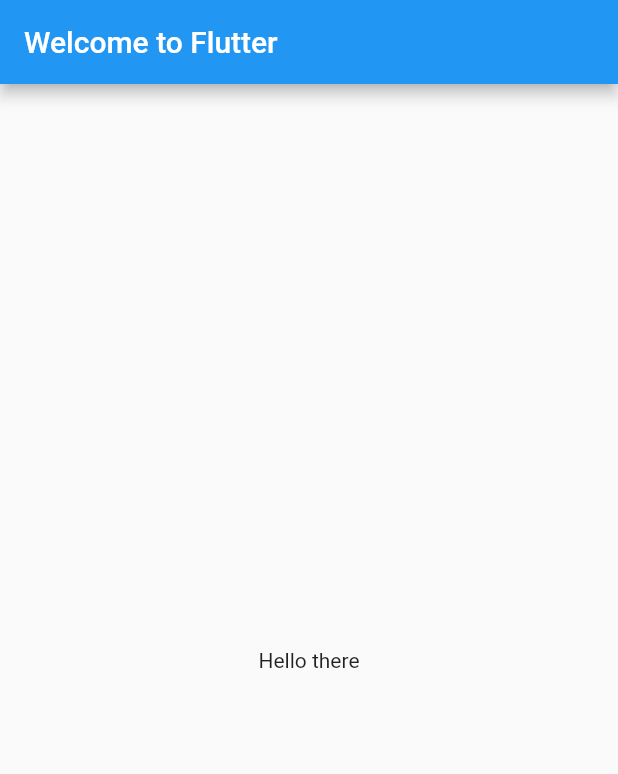
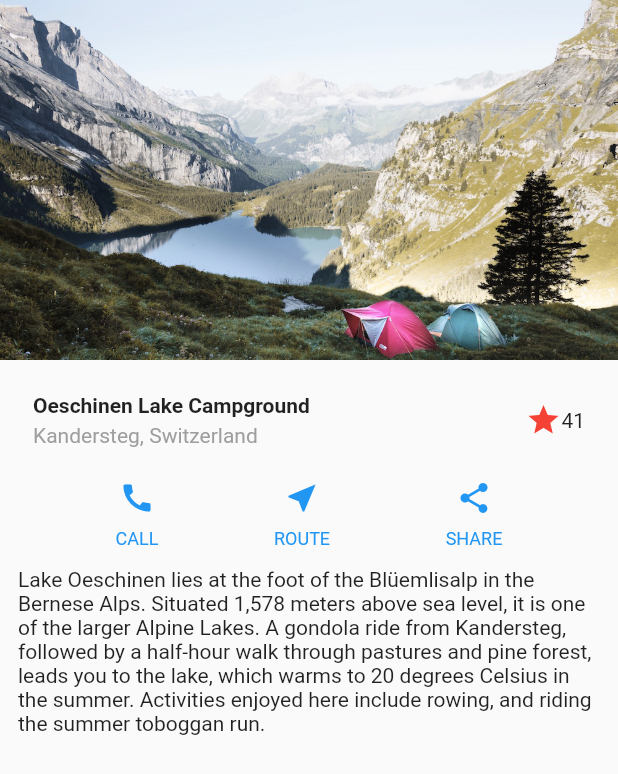
Before and after one commit to Dev-94/flutter_practice, a Flutter app: the screen it shows after launch, on a phone screen of 412 x 824 dp. Shown: the top 774 px of the screen. Run offline on Flutter 3.47's test engine with Material 2 defaults, Android fonts, the phone set to English and light mode, and no system bars.

Commit message:
completes layout of app

```diff
--- a/lib/main.dart
+++ b/lib/main.dart
@@ -5,15 +5,112 @@ void main() => runApp(MyApp());
 class MyApp extends StatelessWidget {
   @override
   Widget build(BuildContext context) {
+    Widget titleSection = Container(
+      padding: const EdgeInsets.all(22),
+      child: Row(
+        children: [
+          Expanded(
+            child: Column(
+              crossAxisAlignment: CrossAxisAlignment.start,
+              children: [
+                Container(
+                  padding: const EdgeInsets.only(bottom: 4),
+                  child: Text(
+                    'Oeschinen Lake Campground',
+                    style: TextStyle(
+                      fontWeight: FontWeight.bold,
+                    ),
+                  ),
+                ),
+                Text(
+                  'Kandersteg, Switzerland',
+                  style: TextStyle(
+                    color: Colors.grey[500],
+                  ),
+                ),
+              ],
+            ),
+          ),
+          Icon(
+            Icons.star,
+            color: Colors.red[500],
+          ),
+          Text('41'),
+        ],
+      ),
+    );
+
+    Color color = Theme.of(context).primaryColor;
+
+    Widget buttonSection = Container(
+      child: Row(
+        mainAxisAlignment: MainAxisAlignment.spaceEvenly,
+        children: [
+          _buildButtonColumn(color, Icons.call, 'CALL'),
+          _buildButtonColumn(color, Icons.near_me, 'ROUTE'),
+          _buildButtonColumn(color, Icons.share, 'SHARE'),
+        ],
+      ),
+    );
+
+    Widget textSection = Container(
+      padding: const EdgeInsets.all(12),
+      child: Text(
+        'Lake Oeschinen lies at the foot of the Blüemlisalp in the Bernese '
+        'Alps. Situated 1,578 meters above sea level, it is one of the '
+        'larger Alpine Lakes. A gondola ride from Kandersteg, followed by a '
+        'half-hour walk through pastures and pine forest, leads you to the '
+        'lake, which warms to 20 degrees Celsius in the summer. Activities '
+        'enjoyed here include rowing, and riding the summer toboggan run.',
+        softWrap: true,
+      ),
+    );
+
     return MaterialApp(
+      title: 'Flutter layout demo',
       home: Scaffold(
-        appBar: AppBar(
-          title: Text('Welcome to Flutter'),
-        ),
-        body: Center(
-          child: Text('Hello there'),
+        // appBar: AppBar(
+        //   title: Text('Flutter layout demo'),
+        // ),
+        // this body: Center used to say Hello There
+        // now renders "Component"/Widget
+        // Center changed to Column to render widgets
+        // Column changed to ListView to to allow for scrolling
+        body: ListView(
+          children: [
+            Image.asset(
+              'assets/lake.jpg',
+              width: 600,
+              height: 240,
+              fit: BoxFit.cover,
+            ),
+            titleSection,
+            buttonSection,
+            textSection,
+          ],
         ),
       ),
     );
   }
 }
+
+Column _buildButtonColumn(Color color, IconData icon, String label) {
+  return Column(
+    mainAxisSize: MainAxisSize.min,
+    mainAxisAlignment: MainAxisAlignment.center,
+    children: [
+      Icon(icon, color: color),
+      Container(
+        margin: const EdgeInsets.only(top: 8),
+        child: Text(
+          label,
+          style: TextStyle(
+            fontSize: 12,
+            fontWeight: FontWeight.w400,
+            color: color,
+          ),
+        ),
+      ),
+    ],
+  );
+}
--- a/pubspec.yaml
+++ b/pubspec.yaml
@@ -41,9 +41,8 @@ flutter:
   uses-material-design: true
 
   # To add assets to your application, add an assets section, like this:
-  # assets:
-  #  - images/a_dot_burr.jpeg
-  #  - images/a_dot_ham.jpeg
+  assets:
+   - assets/lake.jpg
 
   # An image asset can refer to one or more resolution-specific "variants", see
   # https://flutter.dev/assets-and-images/#resolution-aware.
```
Also changed, not shown: assets/lake.jpg (added).
